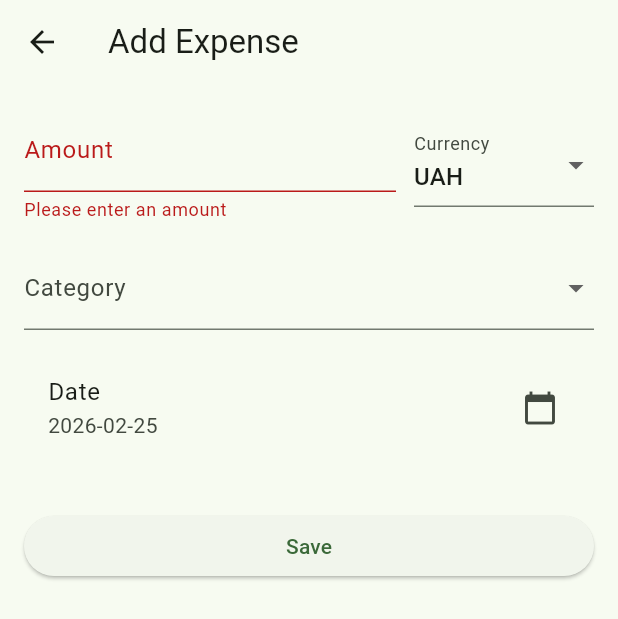
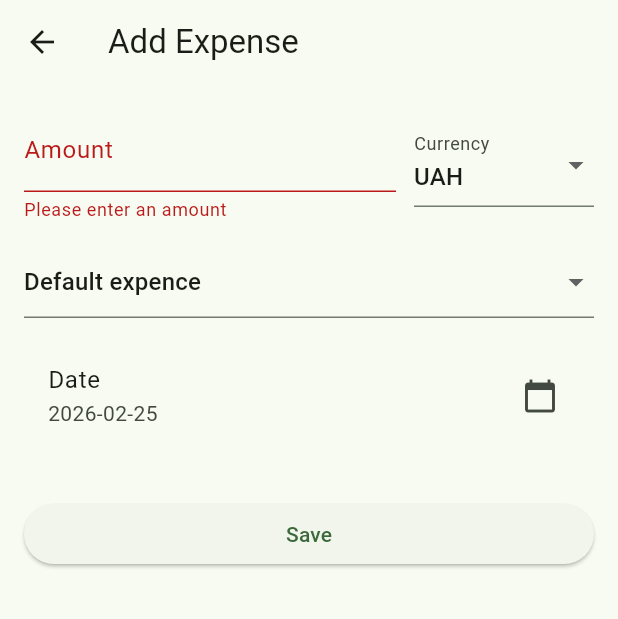
Before and after one commit to kodizhuk/MyMoney, a Flutter app: the AddTransactionScreen screen opened directly, after a tap on "Save", on a phone screen of 412 x 824 dp. Shown: the top 619 px of the screen. Run offline on Flutter 3.47's test engine with Material 3 defaults, Android fonts, the light colour scheme and no system bars; our stand-ins replace fl_chart, sqflite_common_ffi; accounts and stored records are empty.

Commit message:
fix default categories

```diff
--- a/lib/screens/add_transaction_screen.dart
+++ b/lib/screens/add_transaction_screen.dart
@@ -27,24 +27,48 @@ class _AddTransactionScreenState extends State<AddTransactionScreen> {
   List<String> _incomeSources = [];
   List<String> _expenseCategories = [];
 
-  final List<String> _savingCategories = [
-    'Emergency Fund',
-    'Vacation',
-    'Investment',
-    'Other'
+  final List<String> _expencesCategoriesDefault = [
+    'Default expence',
+  ];
+
+  final List<String> _incomeCategoriesDefault = [
+    'Default income',
+  ];
+
+  final List<String> _savingCategoriesDefault = [
+    'Default saving',
   ];
 
   @override
   void initState() {
     super.initState();
     if (widget.existingTransaction != null) {
+      // load existing transaction data into form
       _selectedSource = widget.existingTransaction!.source ?? widget.existingTransaction!.name;
       _amountController.text = widget.existingTransaction!.amount.toString();
       _selectedDate = widget.existingTransaction!.date;
       _selectedCurrency = widget.existingTransaction!.currency;
+    }else {
+      // load default sources for new transaction
+      String _default_source = 'default source';
+      if(widget.type == 'income') {
+        // _loadIncomeSources();
+        _default_source = _incomeCategoriesDefault.first;
+      } else if (widget.type == 'expense') {
+        // _loadExpenseCategories();
+        _default_source = _expencesCategoriesDefault.first;
+      } else if (widget.type == 'saving') {
+        // _loadSavingCategories();
+        _default_source = _savingCategoriesDefault.first;
+      }
+
+      setState(() {
+        _selectedSource  = _default_source;
+      });
     }
-    _loadIncomeSources();
-    _loadExpenseCategories();
+
+    // _loadIncomeSources();
+    // _loadExpenseCategories();
   }
 
   Future<void> _loadExpenseCategories() async {
@@ -83,11 +107,14 @@ class _AddTransactionScreenState extends State<AddTransactionScreen> {
   List<String> get _availableSources {
     switch (widget.type) {
       case 'income':
-        return _incomeSources;
+        return _incomeCategoriesDefault;
+        // ! TODO: check
+        //return _incomeSources;
       case 'expense':
-        return _expenseCategories;
+      return _expencesCategoriesDefault;
+        //return _expenseCategories;
       case 'saving':
-        return _savingCategories;
+        return _savingCategoriesDefault;
       default:
         return ['Other'];
     }
@@ -169,29 +196,43 @@ class _AddTransactionScreenState extends State<AddTransactionScreen> {
                 ],
               ),
               const SizedBox(height: 16),
-              DropdownButtonFormField<String>(
+              DropdownButtonFormField <String>(
                 initialValue: _selectedSource,
-                decoration: InputDecoration(
-                  labelText: _sourceLabel,
-                ),
                 items: _availableSources.map((source) {
                   return DropdownMenuItem(
                     value: source,
                     child: Text(source),
                   );
                 }).toList(),
-                validator: (value) {
-                  if (value == null || value.isEmpty) {
-                    return 'Please select a $_sourceLabel';
-                  }
-                  return null;
-                },
                 onChanged: (value) {
                   setState(() {
                     _selectedSource = value;
                   });
                 },
               ),
+              // DropdownButtonFormField<String>(
+              //   initialValue: _selectedSource,
+              //   decoration: InputDecoration(
+              //     labelText: _sourceLabel,
+              //   ),
+              //   items: _availableSources.map((source) {
+              //     return DropdownMenuItem(
+              //       value: source,
+              //       child: Text(source),
+              //     );
+              //   }).toList(),
+              //   validator: (value) {
+              //     if (value == null || value.isEmpty) {
+              //       return 'Please select a $_sourceLabel';
+              //     }
+              //     return null;
+              //   },
+              //   onChanged: (value) {
+              //     setState(() {
+              //       _selectedSource = value;
+              //     });
+              //   },
+              // ),
               const SizedBox(height: 16),
               ListTile(
                 title: const Text('Date'),
```
